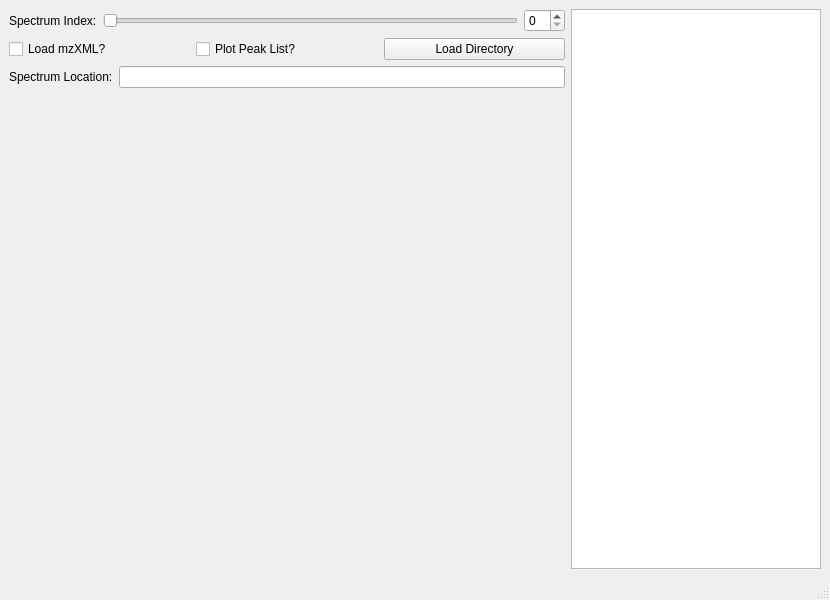
mfitzp/toolz, file SimpleView/main.ui: the form before one commit.
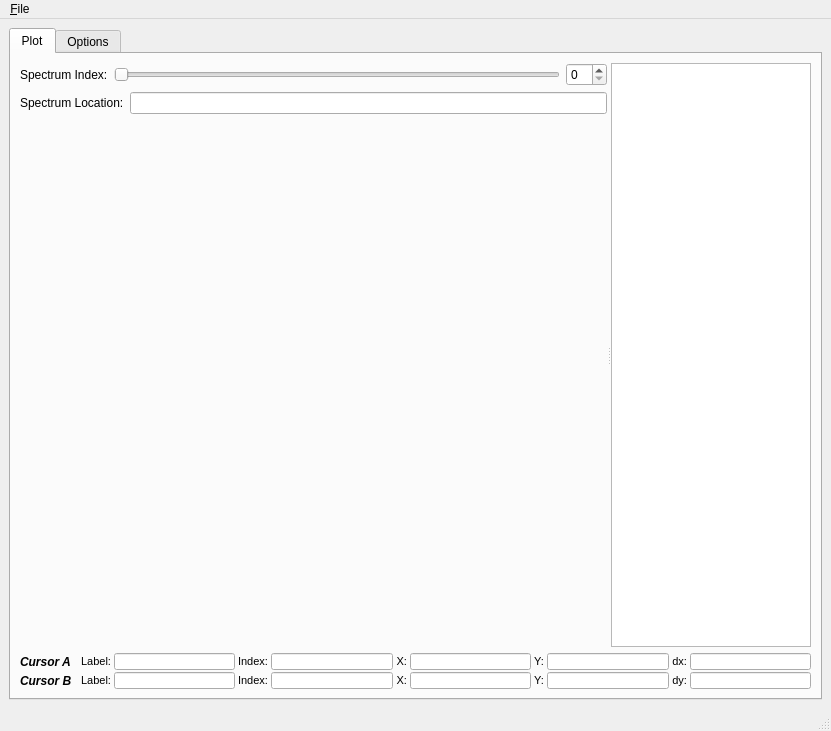
The form after the commit. Custom widgets are drawn as their Qt base class.

Diff of the .ui file:
```diff
--- a/SimpleView/main.ui
+++ b/SimpleView/main.ui
@@ -5,8 +5,8 @@
    <rect>
     <x>0</x>
     <y>0</y>
-    <width>830</width>
-    <height>600</height>
+    <width>831</width>
+    <height>731</height>
    </rect>
   </property>
   <property name="windowTitle" >
@@ -15,87 +15,503 @@
   <widget class="QWidget" name="centralwidget" >
    <layout class="QHBoxLayout" >
     <item>
-     <layout class="QVBoxLayout" >
-      <item>
-       <layout class="QHBoxLayout" >
+     <widget class="QTabWidget" name="tabWidget" >
+      <property name="currentIndex" >
+       <number>0</number>
+      </property>
+      <widget class="QWidget" name="plotTab" >
+       <attribute name="title" >
+        <string>Plot</string>
+       </attribute>
+       <layout class="QVBoxLayout" >
         <item>
-         <widget class="QLabel" name="label" >
-          <property name="text" >
-           <string>Spectrum Index:</string>
-          </property>
-         </widget>
-        </item>
-        <item>
-         <widget class="QSlider" name="indexHSlider" >
+         <widget class="QSplitter" name="splitter" >
           <property name="orientation" >
            <enum>Qt::Horizontal</enum>
           </property>
+          <widget class="QWidget" name="" >
+           <layout class="QVBoxLayout" >
+            <item>
+             <layout class="QHBoxLayout" >
+              <item>
+               <widget class="QLabel" name="label" >
+                <property name="text" >
+                 <string>Spectrum Index:</string>
+                </property>
+               </widget>
+              </item>
+              <item>
+               <widget class="QSlider" name="indexHSlider" >
+                <property name="orientation" >
+                 <enum>Qt::Horizontal</enum>
+                </property>
+               </widget>
+              </item>
+              <item>
+               <widget class="QSpinBox" name="indexSpinBox" />
+              </item>
+             </layout>
+            </item>
+            <item>
+             <layout class="QHBoxLayout" >
+              <item>
+               <widget class="QLabel" name="label_2" >
+                <property name="text" >
+                 <string>Spectrum Location:</string>
+                </property>
+               </widget>
+              </item>
+              <item>
+               <widget class="QLineEdit" name="specNameEdit" >
+                <property name="readOnly" >
+                 <bool>true</bool>
+                </property>
+               </widget>
+              </item>
+             </layout>
+            </item>
+            <item>
+             <widget class="MPL_Widget" native="1" name="plotWidget" />
+            </item>
+           </layout>
+          </widget>
+          <widget class="QListWidget" name="specListWidget" >
+           <property name="maximumSize" >
+            <size>
+             <width>200</width>
+             <height>16777215</height>
+            </size>
+           </property>
+           <property name="selectionMode" >
+            <enum>QAbstractItemView::ExtendedSelection</enum>
+           </property>
+          </widget>
          </widget>
         </item>
         <item>
-         <widget class="QSpinBox" name="indexSpinBox" />
-        </item>
-       </layout>
-      </item>
-      <item>
-       <layout class="QHBoxLayout" >
-        <item>
-         <widget class="QCheckBox" name="loadmzXMLCB" >
-          <property name="text" >
-           <string>Load mzXML?</string>
+         <layout class="QGridLayout" >
+          <property name="horizontalSpacing" >
+           <number>3</number>
           </property>
-         </widget>
-        </item>
-        <item>
-         <widget class="QCheckBox" name="plotPkListCB" >
-          <property name="text" >
-           <string>Plot Peak List?</string>
+          <property name="verticalSpacing" >
+           <number>2</number>
           </property>
-         </widget>
+          <item row="0" column="2" >
+           <widget class="QLineEdit" name="cALabelLE" >
+            <property name="maximumSize" >
+             <size>
+              <width>16777215</width>
+              <height>17</height>
+             </size>
+            </property>
+            <property name="font" >
+             <font>
+              <pointsize>7</pointsize>
+             </font>
+            </property>
+            <property name="readOnly" >
+             <bool>true</bool>
+            </property>
+           </widget>
+          </item>
+          <item row="0" column="4" >
+           <widget class="QLineEdit" name="cAIndexLE" >
+            <property name="maximumSize" >
+             <size>
+              <width>16777215</width>
+              <height>17</height>
+             </size>
+            </property>
+            <property name="font" >
+             <font>
+              <pointsize>7</pointsize>
+             </font>
+            </property>
+            <property name="text" >
+             <string/>
+            </property>
+            <property name="readOnly" >
+             <bool>true</bool>
+            </property>
+           </widget>
+          </item>
+          <item row="0" column="6" >
+           <widget class="QLineEdit" name="cA_XLE" >
+            <property name="maximumSize" >
+             <size>
+              <width>16777215</width>
+              <height>17</height>
+             </size>
+            </property>
+            <property name="font" >
+             <font>
+              <pointsize>7</pointsize>
+             </font>
+            </property>
+            <property name="readOnly" >
+             <bool>true</bool>
+            </property>
+           </widget>
+          </item>
+          <item row="0" column="8" >
+           <widget class="QLineEdit" name="cA_YLE" >
+            <property name="maximumSize" >
+             <size>
+              <width>16777215</width>
+              <height>17</height>
+             </size>
+            </property>
+            <property name="font" >
+             <font>
+              <pointsize>7</pointsize>
+             </font>
+            </property>
+            <property name="readOnly" >
+             <bool>true</bool>
+            </property>
+           </widget>
+          </item>
+          <item row="1" column="2" >
+           <widget class="QLineEdit" name="cBLabelLE" >
+            <property name="maximumSize" >
+             <size>
+              <width>16777215</width>
+              <height>17</height>
+             </size>
+            </property>
+            <property name="font" >
+             <font>
+              <pointsize>7</pointsize>
+             </font>
+            </property>
+            <property name="readOnly" >
+             <bool>true</bool>
+            </property>
+           </widget>
+          </item>
+          <item row="1" column="4" >
+           <widget class="QLineEdit" name="cBIndexLE" >
+            <property name="maximumSize" >
+             <size>
+              <width>16777215</width>
+              <height>17</height>
+             </size>
+            </property>
+            <property name="font" >
+             <font>
+              <pointsize>7</pointsize>
+             </font>
+            </property>
+            <property name="readOnly" >
+             <bool>true</bool>
+            </property>
+           </widget>
+          </item>
+          <item row="1" column="6" >
+           <widget class="QLineEdit" name="cB_XLE" >
+            <property name="maximumSize" >
+             <size>
+              <width>16777215</width>
+              <height>17</height>
+             </size>
+            </property>
+            <property name="font" >
+             <font>
+              <pointsize>7</pointsize>
+             </font>
+            </property>
+            <property name="readOnly" >
+             <bool>true</bool>
+            </property>
+           </widget>
+          </item>
+          <item row="1" column="8" >
+           <widget class="QLineEdit" name="cB_YLE" >
+            <property name="maximumSize" >
+             <size>
+              <width>16777215</width>
+              <height>17</height>
+             </size>
+            </property>
+            <property name="font" >
+             <font>
+              <pointsize>7</pointsize>
+             </font>
+            </property>
+            <property name="readOnly" >
+             <bool>true</bool>
+            </property>
+           </widget>
+          </item>
+          <item row="0" column="1" >
+           <widget class="QLabel" name="label_3" >
+            <property name="font" >
+             <font>
+              <pointsize>8</pointsize>
+             </font>
+            </property>
+            <property name="text" >
+             <string>Label:</string>
+            </property>
+            <property name="alignment" >
+             <set>Qt::AlignRight|Qt::AlignTrailing|Qt::AlignVCenter</set>
+            </property>
+           </widget>
+          </item>
+          <item row="1" column="1" >
+           <widget class="QLabel" name="label_4" >
+            <property name="font" >
+             <font>
+              <pointsize>8</pointsize>
+             </font>
+            </property>
+            <property name="text" >
+             <string>Label:</string>
+            </property>
+            <property name="alignment" >
+             <set>Qt::AlignRight|Qt::AlignTrailing|Qt::AlignVCenter</set>
+            </property>
+           </widget>
+          </item>
+          <item row="0" column="3" >
+           <widget class="QLabel" name="label_5" >
+            <property name="font" >
+             <font>
+              <pointsize>8</pointsize>
+             </font>
+            </property>
+            <property name="text" >
+             <string>Index:</string>
+            </property>
+            <property name="alignment" >
+             <set>Qt::AlignRight|Qt::AlignTrailing|Qt::AlignVCenter</set>
+            </property>
+           </widget>
+          </item>
+          <item row="0" column="5" >
+           <widget class="QLabel" name="label_6" >
+            <property name="font" >
+             <font>
+              <pointsize>8</pointsize>
+             </font>
+            </property>
+            <property name="text" >
+             <string>X:</string>
+            </property>
+            <property name="alignment" >
+             <set>Qt::AlignRight|Qt::AlignTrailing|Qt::AlignVCenter</set>
+            </property>
+           </widget>
+          </item>
+          <item row="0" column="7" >
+           <widget class="QLabel" name="label_7" >
+            <property name="font" >
+             <font>
+              <pointsize>8</pointsize>
+             </font>
+            </property>
+            <property name="text" >
+             <string>Y:</string>
+            </property>
+            <property name="alignment" >
+             <set>Qt::AlignRight|Qt::AlignTrailing|Qt::AlignVCenter</set>
+            </property>
+           </widget>
+          </item>
+          <item row="1" column="3" >
+           <widget class="QLabel" name="label_8" >
+            <property name="font" >
+             <font>
+              <pointsize>8</pointsize>
+             </font>
+            </property>
+            <property name="text" >
+             <string>Index:</string>
+            </property>
+            <property name="alignment" >
+             <set>Qt::AlignRight|Qt::AlignTrailing|Qt::AlignVCenter</set>
+            </property>
+           </widget>
+          </item>
+          <item row="1" column="5" >
+           <widget class="QLabel" name="label_9" >
+            <property name="font" >
+             <font>
+              <pointsize>8</pointsize>
+             </font>
+            </property>
+            <property name="text" >
+             <string>X:</string>
+            </property>
+            <property name="alignment" >
+             <set>Qt::AlignRight|Qt::AlignTrailing|Qt::AlignVCenter</set>
+            </property>
+           </widget>
+          </item>
+          <item row="1" column="7" >
+           <widget class="QLabel" name="label_10" >
+            <property name="font" >
+             <font>
+              <pointsize>8</pointsize>
+             </font>
+            </property>
+            <property name="text" >
+             <string>Y:</string>
+            </property>
+            <property name="alignment" >
+             <set>Qt::AlignRight|Qt::AlignTrailing|Qt::AlignVCenter</set>
+            </property>
+           </widget>
+          </item>
+          <item row="0" column="9" >
+           <widget class="QLabel" name="label_11" >
+            <property name="font" >
+             <font>
+              <pointsize>8</pointsize>
+             </font>
+            </property>
+            <property name="text" >
+             <string>dx:</string>
+            </property>
+            <property name="alignment" >
+             <set>Qt::AlignRight|Qt::AlignTrailing|Qt::AlignVCenter</set>
+            </property>
+           </widget>
+          </item>
+          <item row="1" column="9" >
+           <widget class="QLabel" name="label_12" >
+            <property name="font" >
+             <font>
+              <pointsize>8</pointsize>
+             </font>
+            </property>
+            <property name="text" >
+             <string>dy:</string>
+            </property>
+            <property name="alignment" >
+             <set>Qt::AlignRight|Qt::AlignTrailing|Qt::AlignVCenter</set>
+            </property>
+           </widget>
+          </item>
+          <item row="0" column="10" >
+           <widget class="QLineEdit" name="dxLE" >
+            <property name="maximumSize" >
+             <size>
+              <width>16777215</width>
+              <height>17</height>
+             </size>
+            </property>
+            <property name="font" >
+             <font>
+              <pointsize>7</pointsize>
+             </font>
+            </property>
+            <property name="readOnly" >
+             <bool>true</bool>
+            </property>
+           </widget>
+          </item>
+          <item row="1" column="10" >
+           <widget class="QLineEdit" name="dyLE" >
+            <property name="maximumSize" >
+             <size>
+              <width>16777215</width>
+              <height>17</height>
+             </size>
+            </property>
+            <property name="font" >
+             <font>
+              <pointsize>7</pointsize>
+             </font>
+            </property>
+            <property name="readOnly" >
+             <bool>true</bool>
+            </property>
+           </widget>
+          </item>
+          <item row="0" column="0" >
+           <widget class="QLabel" name="label_13" >
+            <property name="font" >
+             <font>
+              <weight>75</weight>
+              <italic>true</italic>
+              <bold>true</bold>
+             </font>
+            </property>
+            <property name="text" >
+             <string>Cursor A  </string>
+            </property>
+           </widget>
+          </item>
+          <item row="1" column="0" >
+           <widget class="QLabel" name="label_14" >
+            <property name="font" >
+             <font>
+              <weight>75</weight>
+              <italic>true</italic>
+              <bold>true</bold>
+             </font>
+            </property>
+            <property name="text" >
+             <string>Cursor B  </string>
+            </property>
+           </widget>
+          </item>
+         </layout>
         </item>
-        <item>
-         <widget class="QPushButton" name="loadDirBtn" >
-          <property name="text" >
-           <string>Load Directory</string>
-          </property>
-         </widget>
-        </item>
        </layout>
-      </item>
-      <item>
-       <layout class="QHBoxLayout" >
-        <item>
-         <widget class="QLabel" name="label_2" >
-          <property name="text" >
-           <string>Spectrum Location:</string>
-          </property>
-         </widget>
-        </item>
-        <item>
-         <widget class="QLineEdit" name="specNameEdit" >
-          <property name="readOnly" >
-           <bool>true</bool>
-          </property>
-         </widget>
-        </item>
-       </layout>
-      </item>
-      <item>
-       <widget class="MPL_Widget" native="1" name="plotWidget" />
-      </item>
-     </layout>
-    </item>
-    <item>
-     <widget class="QListWidget" name="specListWidget" >
-      <property name="maximumSize" >
-       <size>
-        <width>250</width>
-        <height>16777215</height>
-       </size>
-      </property>
-      <property name="selectionMode" >
-       <enum>QAbstractItemView::ExtendedSelection</enum>
-      </property>
+      </widget>
+      <widget class="QWidget" name="optionsTab" >
+       <attribute name="title" >
+        <string>Options</string>
+       </attribute>
+       <widget class="QWidget" name="" >
+        <property name="geometry" >
+         <rect>
+          <x>11</x>
+          <y>13</y>
+          <width>261</width>
+          <height>141</height>
+         </rect>
+        </property>
+        <layout class="QGridLayout" >
+         <item row="0" column="0" >
+          <widget class="QCheckBox" name="loadmzXMLCB" >
+           <property name="text" >
+            <string>Load mzXML</string>
+           </property>
+           <property name="checked" >
+            <bool>true</bool>
+           </property>
+          </widget>
+         </item>
+         <item row="0" column="1" >
+          <widget class="QCheckBox" name="plotPkListCB" >
+           <property name="text" >
+            <string>Plot Peak List</string>
+           </property>
+          </widget>
+         </item>
+         <item row="1" column="0" >
+          <widget class="QCheckBox" name="plotLegendCB" >
+           <property name="text" >
+            <string>Plot Legend</string>
+           </property>
+           <property name="checked" >
+            <bool>true</bool>
+           </property>
+          </widget>
+         </item>
+         <item row="1" column="1" >
+          <widget class="QPushButton" name="loadDirBtn" >
+           <property name="text" >
+            <string>Load Directory</string>
+           </property>
+          </widget>
+         </item>
+        </layout>
+       </widget>
+      </widget>
      </widget>
     </item>
    </layout>
@@ -105,10 +521,17 @@
     <rect>
      <x>0</x>
      <y>0</y>
-     <width>830</width>
+     <width>831</width>
      <height>21</height>
     </rect>
    </property>
+   <widget class="QMenu" name="menu_File" >
+    <property name="title" >
+     <string>&amp;File</string>
+    </property>
+    <addaction name="action_Open" />
+   </widget>
+   <addaction name="menu_File" />
   </widget>
   <widget class="QStatusBar" name="statusbar" />
  </widget>
```
Left out of the diff: 8 changed lines with no effect on the pictures.
